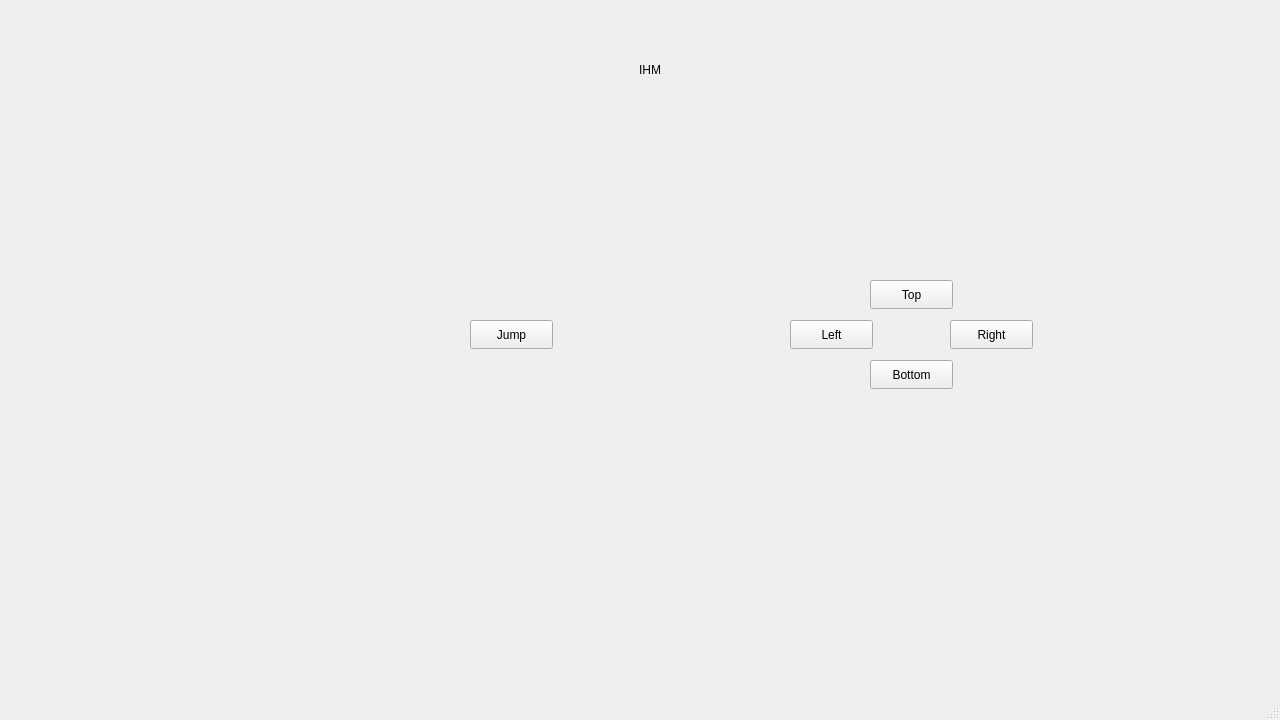
Manon-Arc/IHM_Unity-Qt, file IHM-client/mainwindow.ui: the form before one commit.
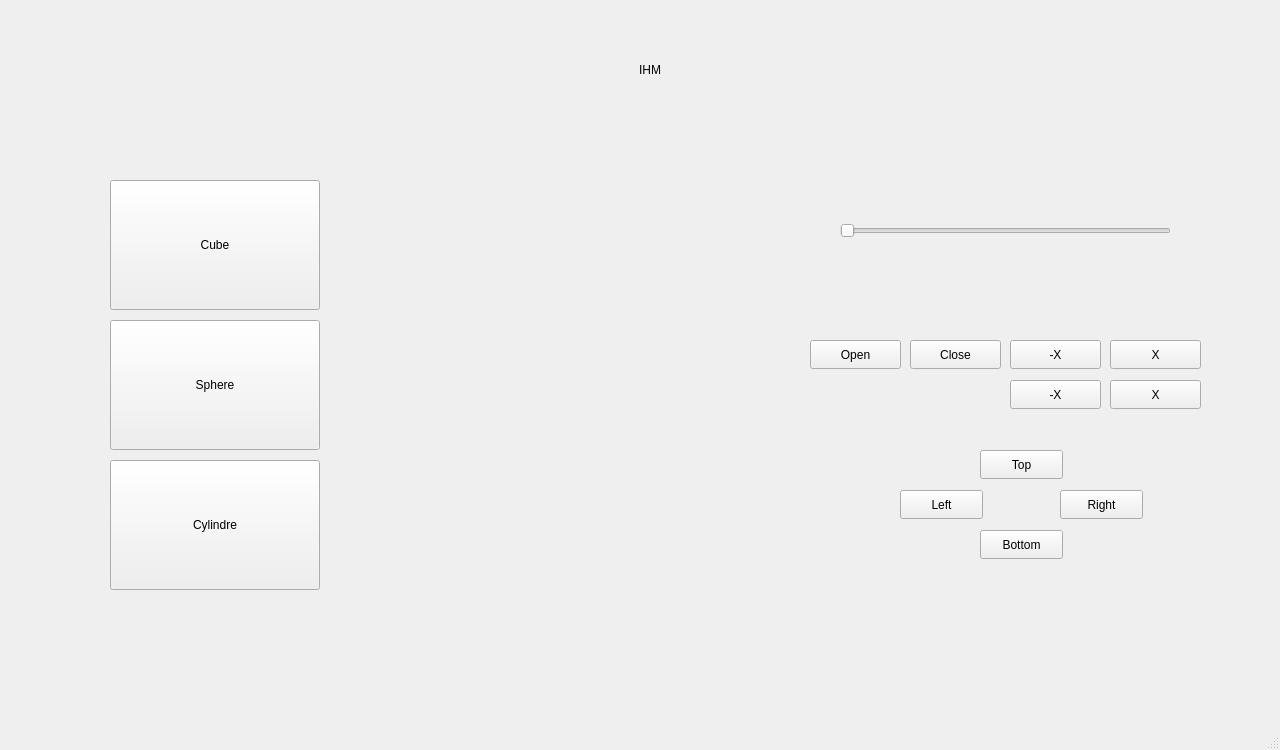
The form after the commit.

```diff
--- a/IHM-client/mainwindow.ui
+++ b/IHM-client/mainwindow.ui
@@ -7,7 +7,7 @@
     <x>0</x>
     <y>0</y>
     <width>1280</width>
-    <height>720</height>
+    <height>750</height>
    </rect>
   </property>
   <property name="windowTitle">
@@ -33,8 +33,8 @@
    <widget class="QPushButton" name="pushButton">
     <property name="geometry">
      <rect>
-      <x>950</x>
-      <y>320</y>
+      <x>1060</x>
+      <y>490</y>
       <width>83</width>
       <height>29</height>
      </rect>
@@ -49,8 +49,8 @@
    <widget class="QPushButton" name="pushButton_2">
     <property name="geometry">
      <rect>
-      <x>870</x>
-      <y>360</y>
+      <x>980</x>
+      <y>530</y>
       <width>83</width>
       <height>29</height>
      </rect>
@@ -65,8 +65,8 @@
    <widget class="QPushButton" name="pushButton_3">
     <property name="geometry">
      <rect>
-      <x>790</x>
-      <y>320</y>
+      <x>900</x>
+      <y>490</y>
       <width>83</width>
       <height>29</height>
      </rect>
@@ -81,8 +81,8 @@
    <widget class="QPushButton" name="pushButton_4">
     <property name="geometry">
      <rect>
-      <x>870</x>
-      <y>280</y>
+      <x>980</x>
+      <y>450</y>
       <width>83</width>
       <height>29</height>
      </rect>
@@ -97,19 +97,139 @@
    <widget class="QPushButton" name="pushButton_5">
     <property name="geometry">
      <rect>
-      <x>470</x>
-      <y>320</y>
-      <width>83</width>
-      <height>29</height>
+      <x>110</x>
+      <y>180</y>
+      <width>210</width>
+      <height>130</height>
      </rect>
     </property>
     <property name="text">
-     <string>Jump</string>
+     <string>Cube</string>
     </property>
     <property name="default">
      <bool>false</bool>
     </property>
    </widget>
+   <widget class="QSlider" name="CamSlider">
+    <property name="geometry">
+     <rect>
+      <x>840</x>
+      <y>210</y>
+      <width>331</width>
+      <height>41</height>
+     </rect>
+    </property>
+    <property name="maximum">
+     <number>100</number>
+    </property>
+    <property name="orientation">
+     <enum>Qt::Horizontal</enum>
+    </property>
+   </widget>
+   <widget class="QPushButton" name="Open">
+    <property name="geometry">
+     <rect>
+      <x>810</x>
+      <y>340</y>
+      <width>91</width>
+      <height>29</height>
+     </rect>
+    </property>
+    <property name="text">
+     <string>Open</string>
+    </property>
+   </widget>
+   <widget class="QPushButton" name="Close">
+    <property name="geometry">
+     <rect>
+      <x>910</x>
+      <y>340</y>
+      <width>91</width>
+      <height>29</height>
+     </rect>
+    </property>
+    <property name="text">
+     <string>Close</string>
+    </property>
+   </widget>
+   <widget class="QPushButton" name="x2">
+    <property name="geometry">
+     <rect>
+      <x>1010</x>
+      <y>340</y>
+      <width>91</width>
+      <height>29</height>
+     </rect>
+    </property>
+    <property name="text">
+     <string>-X</string>
+    </property>
+   </widget>
+   <widget class="QPushButton" name="X1">
+    <property name="geometry">
+     <rect>
+      <x>1110</x>
+      <y>340</y>
+      <width>91</width>
+      <height>29</height>
+     </rect>
+    </property>
+    <property name="text">
+     <string>X</string>
+    </property>
+   </widget>
+   <widget class="QPushButton" name="X1_2">
+    <property name="geometry">
+     <rect>
+      <x>1110</x>
+      <y>380</y>
+      <width>91</width>
+      <height>29</height>
+     </rect>
+    </property>
+    <property name="text">
+     <string>X</string>
+    </property>
+   </widget>
+   <widget class="QPushButton" name="x2_2">
+    <property name="geometry">
+     <rect>
+      <x>1010</x>
+      <y>380</y>
+      <width>91</width>
+      <height>29</height>
+     </rect>
+    </property>
+    <property name="text">
+     <string>-X</string>
+    </property>
+   </widget>
+   <widget class="QPushButton" name="Sphere">
+    <property name="geometry">
+     <rect>
+      <x>110</x>
+      <y>320</y>
+      <width>210</width>
+      <height>130</height>
+     </rect>
+    </property>
+    <property name="text">
+     <string>Sphere</string>
+    </property>
+   </widget>
+   <widget class="QPushButton" name="Cylindre">
+    <property name="geometry">
+     <rect>
+      <x>110</x>
+      <y>460</y>
+      <width>210</width>
+      <height>130</height>
+     </rect>
+    </property>
+    <property name="text">
+     <string>Cylindre</string>
+    </property>
+   </widget>
   </widget>
   <widget class="QMenuBar" name="menubar">
    <property name="geometry">
```
Left out of the diff: 10 changed lines with no effect on the pictures.
